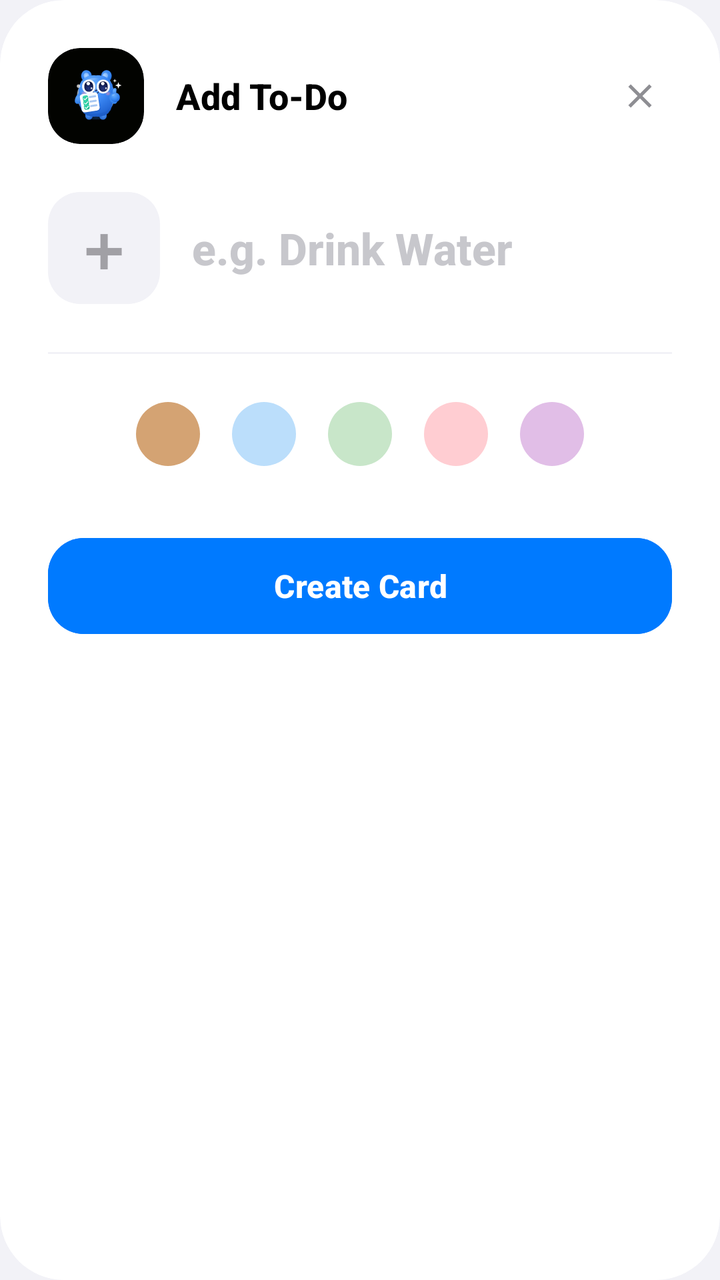
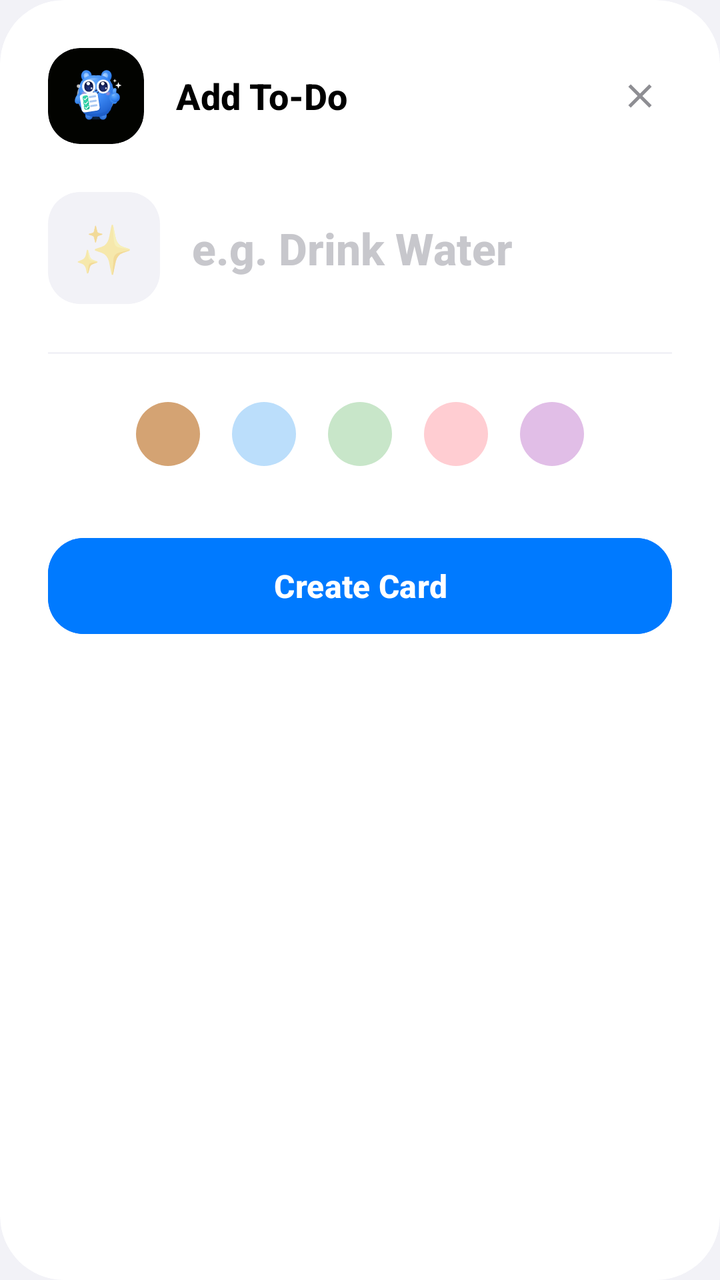

Two renders of the same Android screen: before a commit and after it. Below are the layout's source before the change and the commit's diff.
<!-- AndroidManifest.xml: application theme Theme.Floow -->
<!-- res/layout/dialog_add_todo.xml -->
<?xml version="1.0" encoding="utf-8"?>
<androidx.cardview.widget.CardView xmlns:android="http://schemas.android.com/apk/res/android"
    xmlns:app="http://schemas.android.com/apk/res-auto"
    android:layout_width="match_parent"
    android:layout_height="wrap_content"
    app:cardCornerRadius="32dp"
    app:cardElevation="0dp"
    android:layout_margin="16dp">

    <LinearLayout
        android:layout_width="match_parent"
        android:layout_height="wrap_content"
        android:orientation="vertical"
        android:padding="24dp">

        <RelativeLayout
            android:layout_width="match_parent"
            android:layout_height="wrap_content">

            <androidx.cardview.widget.CardView
                android:id="@+id/mascotContainer"
                android:layout_width="48dp"
                android:layout_height="48dp"
                app:cardCornerRadius="16dp"
                app:cardBackgroundColor="#020300"
                app:cardElevation="0dp">

                <ImageView
                    android:id="@+id/imgMascot"
                    android:layout_width="32dp"
                    android:layout_height="32dp"
                    android:layout_gravity="center"
                    android:src="@drawable/ic_mascot" />
            </androidx.cardview.widget.CardView>

            <TextView
                android:layout_width="wrap_content"
                android:layout_height="wrap_content"
                android:layout_toEndOf="@id/mascotContainer"
                android:layout_marginStart="16dp"
                android:layout_centerVertical="true"
                android:text="Add To-Do"
                android:textColor="@color/text_primary"
                android:textStyle="bold"
                android:textSize="18sp" />

            <ImageView
                android:id="@+id/btnClose"
                android:layout_width="32dp"
                android:layout_height="32dp"
                android:layout_alignParentEnd="true"
                android:background="?attr/selectableItemBackgroundBorderless"
                android:padding="6dp"
                android:src="@drawable/ic_close"
                android:layout_centerVertical="true"
                app:tint="@color/text_secondary" />
        </RelativeLayout>

        <LinearLayout
            android:layout_width="match_parent"
            android:layout_height="wrap_content"
            android:layout_marginTop="24dp"
            android:orientation="horizontal"
            android:gravity="center_vertical">

            <EditText
                android:id="@+id/etEmoji"
                android:layout_width="56dp"
                android:layout_height="56dp"
                android:background="@drawable/bg_emoji_input"
                android:gravity="center"
                android:hint="️➕"
                android:inputType="textShortMessage"
                android:textSize="24sp"
                android:maxLength="2" />

            <EditText
                android:id="@+id/etTitle"
                android:layout_width="0dp"
                android:layout_height="wrap_content"
                android:layout_weight="1"
                android:layout_marginStart="16dp"
                android:background="@null"
                android:hint="e.g. Drink Water"
                android:textColorHint="#C7C7CC"
                android:textSize="22sp"
                android:textStyle="bold"
                android:fontFamily="sans-serif-medium"
                android:inputType="textCapSentences" />
        </LinearLayout>

        <View
            android:layout_width="match_parent"
            android:layout_height="1dp"
            android:layout_marginTop="24dp"
            android:background="#F2F2F7" />

        <LinearLayout
            android:layout_width="match_parent"
            android:layout_height="wrap_content"
            android:layout_marginTop="16dp"
            android:orientation="horizontal"
            android:gravity="center">

            <View
                android:id="@+id/color1"
                android:layout_width="32dp"
                android:layout_height="32dp"
                android:layout_margin="8dp"
                android:background="@drawable/circle_brown"
                android:clickable="true"
                android:focusable="true" />

            <View
                android:id="@+id/color2"
                android:layout_width="32dp"
                android:layout_height="32dp"
                android:layout_margin="8dp"
                android:background="@drawable/circle_blue"
                android:clickable="true"
                android:focusable="true" />

            <View
                android:id="@+id/color3"
                android:layout_width="32dp"
                android:layout_height="32dp"
                android:layout_margin="8dp"
                android:background="@drawable/circle_green"
                android:clickable="true"
                android:focusable="true" />

            <View
                android:id="@+id/color4"
                android:layout_width="32dp"
                android:layout_height="32dp"
                android:layout_margin="8dp"
                android:background="@drawable/circle_pink"
                android:clickable="true"
                android:focusable="true" />

            <View
                android:id="@+id/color5"
                android:layout_width="32dp"
                android:layout_height="32dp"
                android:layout_margin="8dp"
                android:background="@drawable/circle_purple"
                android:clickable="true"
                android:focusable="true" />
        </LinearLayout>

        <com.google.android.material.button.MaterialButton
            android:id="@+id/btnSave"
            android:layout_width="match_parent"
            android:layout_height="56dp"
            android:layout_marginTop="24dp"
            android:text="Create Card"
            android:textAllCaps="false"
            android:textColor="@color/white"
            android:textSize="16sp"
            android:textStyle="bold"
            android:backgroundTint="@color/accent"
            app:cornerRadius="18dp" />

    </LinearLayout>
</androidx.cardview.widget.CardView>
<!-- resources referenced by this layout -->
<resources>
  <color name="accent">#FF007AFF</color>
  <color name="text_primary">#FF000000</color>
  <color name="text_secondary">#FF8E8E93</color>
  <color name="white">#FFFFFFFF</color>
  <!-- drawable bg_emoji_input (drawable) -->
  <?xml version="1.0" encoding="utf-8"?>
  <shape xmlns:android="http://schemas.android.com/apk/res/android">
      <solid android:color="#F2F2F7" />
      <corners android:radius="16dp" />
  </shape>
  <!-- drawable circle_blue (drawable) -->
  <?xml version="1.0" encoding="utf-8"?>
  <shape xmlns:android="http://schemas.android.com/apk/res/android" android:shape="oval">
      <solid android:color="#BBDEFB" />
  </shape>
  <!-- drawable circle_brown (drawable) -->
  <?xml version="1.0" encoding="utf-8"?>
  <shape xmlns:android="http://schemas.android.com/apk/res/android" android:shape="oval">
      <solid android:color="#d4a373" />
      <size android:width="32dp" android:height="32dp" />
  </shape>
  <!-- drawable circle_green (drawable) -->
  <?xml version="1.0" encoding="utf-8"?>
  <shape xmlns:android="http://schemas.android.com/apk/res/android" android:shape="oval">
      <solid android:color="#C8E6C9" />
  </shape>
  <!-- drawable circle_pink (drawable) -->
  <?xml version="1.0" encoding="utf-8"?>
  <shape xmlns:android="http://schemas.android.com/apk/res/android" android:shape="oval">
      <solid android:color="#FFCDD2" />
  </shape>
  <!-- drawable circle_purple (drawable) -->
  <?xml version="1.0" encoding="utf-8"?>
  <shape xmlns:android="http://schemas.android.com/apk/res/android" android:shape="oval">
      <solid android:color="#E1BEE7" />
  </shape>
  <!-- drawable ic_close (drawable) -->
  <vector xmlns:android="http://schemas.android.com/apk/res/android"
      android:width="24dp"
      android:height="24dp"
      android:viewportWidth="24"
      android:viewportHeight="24">
      <path
          android:fillColor="#8E8E93"
          android:pathData="M19,6.41L17.59,5L12,10.59L6.41,5L5,6.41L10.59,12L5,17.59L6.41,19L12,13.41L17.59,19L19,17.59L13.41,12L19,6.41Z" />
  </vector>
  <!-- drawable ic_mascot: vector/xml drawable (drawable, 18473 chars, omitted) -->
  <style name="Theme.Floow" parent="Theme.Material3.Light.NoActionBar">
          <item name="colorPrimary">@color/accent</item>
          <item name="colorOnPrimary">@color/white</item>
          <item name="android:statusBarColor">@color/background</item>
          <item name="android:windowLightStatusBar">true</item>
          <item name="android:navigationBarColor">@color/background</item>
          <item name="android:windowBackground">@color/background</item>
  
          
          <item name="fontFamily">sans-serif-medium</item>
      </style>
  <color name="background">#FFF2F2F7</color>
</resources>

<!-- the commit's change to res/layout/dialog_add_todo.xml (unified diff, before → after) -->
@@ -69,7 +69,7 @@
                 android:layout_height="56dp"
                 android:background="@drawable/bg_emoji_input"
                 android:gravity="center"
-                android:hint="️➕"
+                android:hint="✨"
                 android:inputType="textShortMessage"
                 android:textSize="24sp"
                 android:maxLength="2" />
